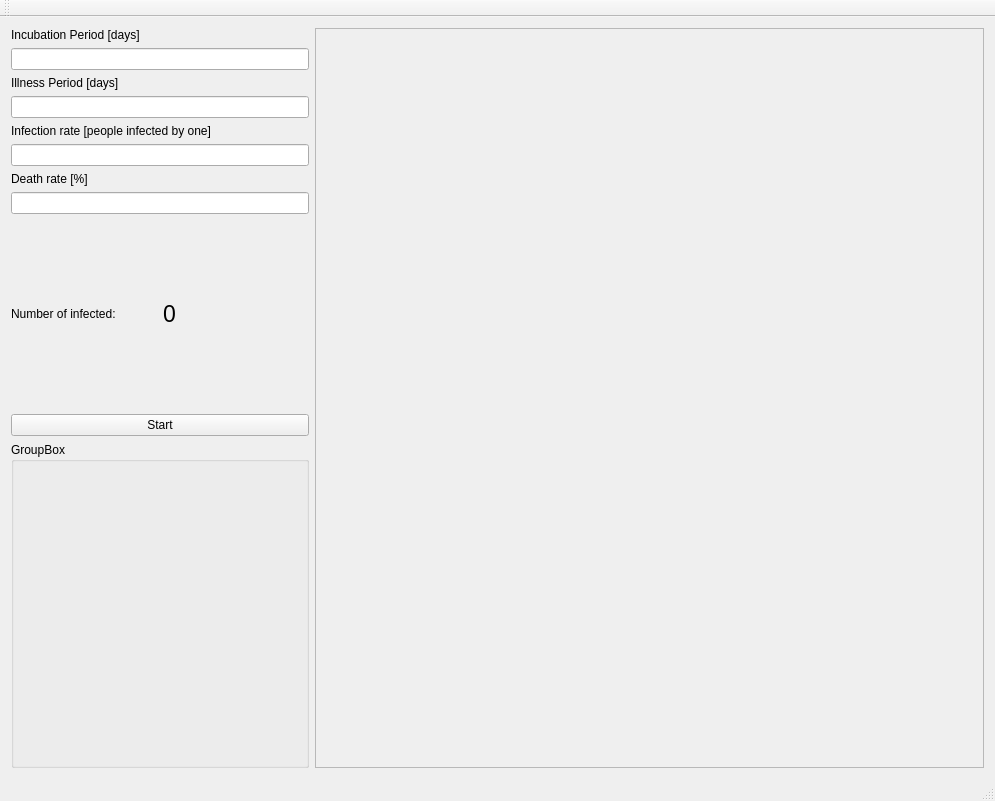
Old version of the form mainwindow.ui in the repository Rufledore/Game_Of_Life.
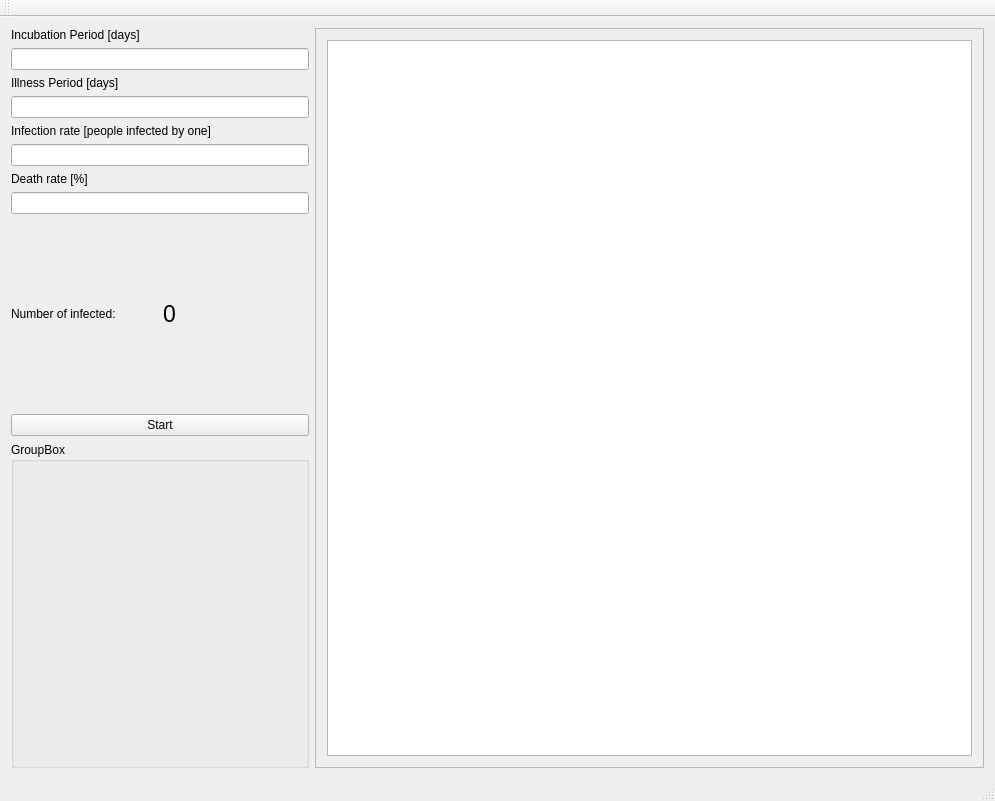
New version of the form. Custom widgets are drawn as their Qt base class.

Commit message: Population map is presented in QGraphicView, not via Game class. mouseevent is removed.

```diff
--- a/mainwindow.ui
+++ b/mainwindow.ui
@@ -139,6 +139,11 @@
       <property name="frameShadow">
        <enum>QFrame::Raised</enum>
       </property>
+      <layout class="QGridLayout" name="gridLayout_2">
+       <item row="0" column="0">
+        <widget class="QGraphicsView" name="graphicsView_map"/>
+       </item>
+      </layout>
      </widget>
     </item>
    </layout>
```
The commit also changes 4 other files.
